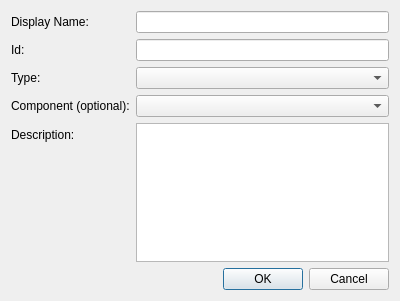
First picture: the form in Source/Tome/Features/Fields/View/fielddefinitionwindow.ui, repository npruehs/tome-editor, before the edit.
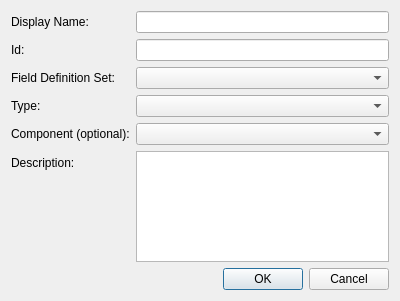
Second picture: the form after the edit.

Commit message: ADDED: Fields - Moving field definitions between files.

What changed in the file:
```diff
--- a/Source/Tome/Features/Fields/View/fielddefinitionwindow.ui
+++ b/Source/Tome/Features/Fields/View/fielddefinitionwindow.ui
@@ -34,27 +34,27 @@
    <item row="1" column="1">
     <widget class="QLineEdit" name="lineEditId"/>
    </item>
-   <item row="2" column="0">
+   <item row="3" column="0">
     <widget class="QLabel" name="labelType">
      <property name="text">
       <string>Type:</string>
      </property>
     </widget>
    </item>
-   <item row="2" column="1">
+   <item row="3" column="1">
     <widget class="QComboBox" name="comboBoxType"/>
    </item>
-   <item row="4" column="0">
+   <item row="5" column="0">
     <widget class="QLabel" name="labelDescription">
      <property name="text">
       <string>Description:</string>
      </property>
     </widget>
    </item>
-   <item row="4" column="1">
-    <widget class="QPlainTextEdit" name="plainTextEditDescription"/>
-   </item>
    <item row="5" column="1">
+    <widget class="QPlainTextEdit" name="plainTextEditDescription"/>
+   </item>
+   <item row="6" column="1">
     <widget class="QDialogButtonBox" name="buttonBox">
      <property name="orientation">
       <enum>Qt::Horizontal</enum>
@@ -64,16 +64,26 @@
      </property>
     </widget>
    </item>
-   <item row="3" column="0">
+   <item row="4" column="0">
     <widget class="QLabel" name="label">
      <property name="text">
       <string>Component (optional):</string>
      </property>
     </widget>
    </item>
-   <item row="3" column="1">
+   <item row="4" column="1">
     <widget class="QComboBox" name="comboBoxComponent"/>
    </item>
+   <item row="2" column="0">
+    <widget class="QLabel" name="labelFieldDefinitionSet">
+     <property name="text">
+      <string>Field Definition Set:</string>
+     </property>
+    </widget>
+   </item>
+   <item row="2" column="1">
+    <widget class="QComboBox" name="comboBoxFieldDefinitionSet"/>
+   </item>
   </layout>
  </widget>
  <resources/>
```
The commit also changes 8 other files.
